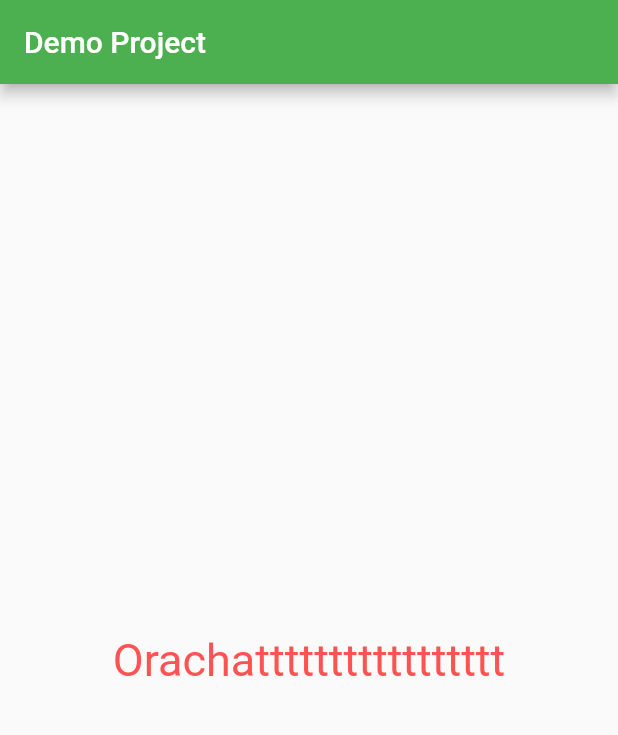
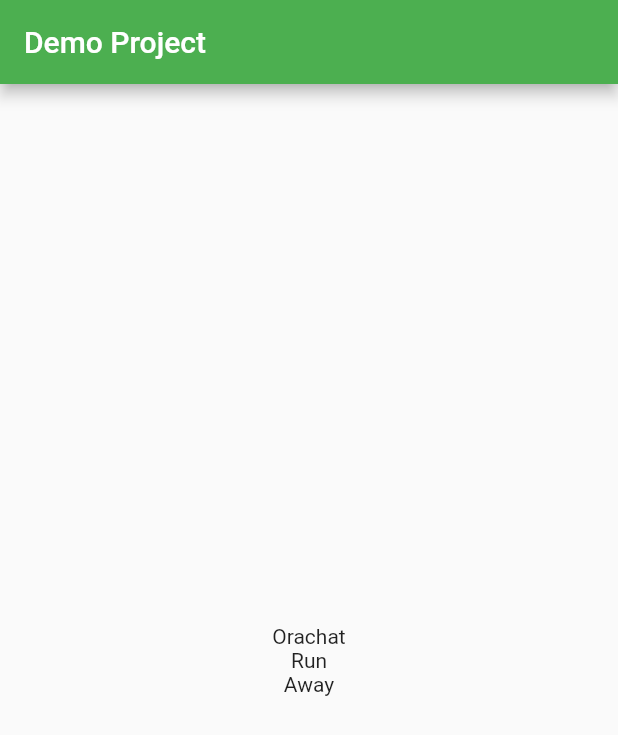
Before and after one commit to Brackhak/Pratice-MobileApp, a Flutter app: the screen it shows after launch, on a phone screen of 412 x 824 dp. Shown: the top 735 px of the screen. Run offline on Flutter 3.47's test engine with Material 2 defaults, Android fonts, the phone set to English and light mode, and no system bars.

Commit message:
Column widget
สร้าง Column คือมาเพื่อนสามารถใจข้อความหลายๆอันได้เรียงกันเป็นแนวตั้ง

```diff
--- a/lib/main.dart
+++ b/lib/main.dart
@@ -19,11 +19,10 @@ class MyApp extends StatelessWidget {
             title: Text("Demo Project"), //ใส่ข้อความให้ส่วนหัวของแอพ
           ),
           body: Center(
-            child: Text(
-              "Orachattttttttttttttttt",
-              style: TextStyle(fontSize: 30, color: Colors.redAccent),
-            ), //สร้างข้อีความให้ widget อยู่กลางจอ
-          )), //Scaffold ช่วยจัดหน้า
+              child: Column(
+            mainAxisAlignment: MainAxisAlignment.center,
+            children: [Text("Orachat"), Text("Run"), Text("Away")],
+          ))), //Scaffold ช่วยจัดหน้า
       theme: ThemeData(primarySwatch: Colors.green),
     );
   }
```
